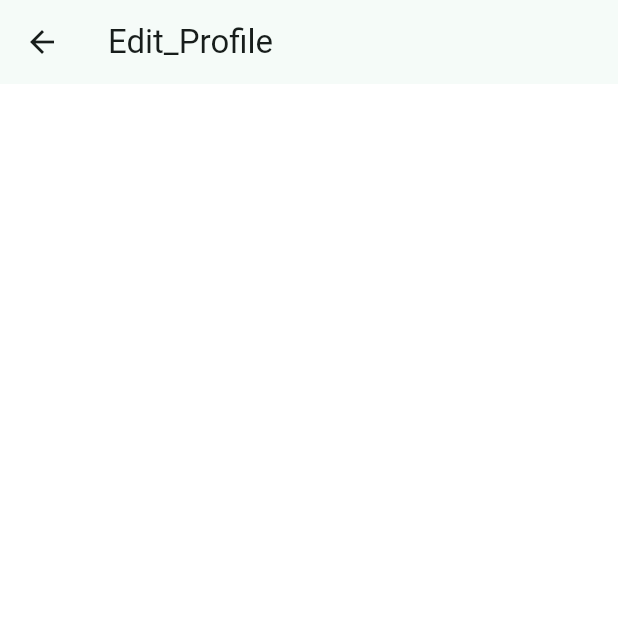
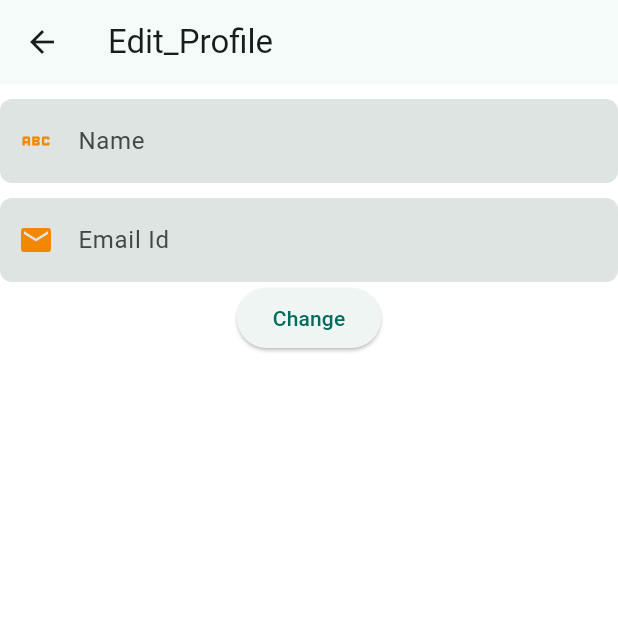
Before and after one commit to Achuabhijith2003/addon, a Flutter app: the editprofile screen opened directly, on a phone screen of 412 x 824 dp, the top half of it. Run offline on Flutter 3.47's test engine with Material 3 defaults, Android fonts, the phone set to English and light mode, and no system bars; our stand-ins replace another_flutter_splash_screen, cloud_firestore, firebase_auth, firebase_core; accounts and stored records are empty; network calls fail.

Commit message:
Profile_edit done

```diff
--- /dev/null
+++ b/Software/addon/lib/Package/methods.dart
@@ -0,0 +1,38 @@
+import 'package:cloud_firestore/cloud_firestore.dart';
+import 'package:firebase_auth/firebase_auth.dart';
+
+// get login email or phone
+String getauth() {
+  String? email = FirebaseAuth.instance.currentUser!.email;
+  String? phoneno = FirebaseAuth.instance.currentUser!.phoneNumber;
+  if (email == null) {
+    return phoneno!;
+  } else {
+    return email;
+  }
+}
+// Profile updating methods
+bool updateprofile(String name, String emailid, String phone) {
+  Map<String, dynamic> updatenewuserdata = {
+    "Name": name,
+    "Email": emailid,
+    "Phone": phone
+  };
+  try {
+    FirebaseFirestore.instance
+        .collection(getauth())
+        .doc("Profile")
+        .update(updatenewuserdata);
+    return true;
+  } catch (e) {
+    return false;
+  }
+}
+// to find the user login with email or phone
+loginstyle() {
+  if (getauth().contains("@")) {
+    return true;
+  } else {
+    return false;
+  }
+}
--- a/Software/addon/lib/Screen/Profile/Profile_edit.dart
+++ b/Software/addon/lib/Screen/Profile/Profile_edit.dart
@@ -1,3 +1,5 @@
+import 'package:addon/Package/methods.dart';
+import 'package:addon/Screen/Profile/Profile.dart';
 import 'package:flutter/material.dart';
 
 class editprofile extends StatefulWidget {
@@ -8,13 +10,108 @@ class editprofile extends StatefulWidget {
 }
 
 class _editprofileState extends State<editprofile> {
+  TextEditingController emailcontroller = TextEditingController();
+  TextEditingController phonenocontoller = TextEditingController();
+  TextEditingController namecontoller = TextEditingController();
+
   @override
   Widget build(BuildContext context) {
     return Scaffold(
       backgroundColor: Colors.white,
       appBar: AppBar(
-        title: Text("Edit_Profile"),
+        title: const Text("Edit_Profile"),
+      ),
+      body: Column(
+        children: [
+          Padding(
+            padding: const EdgeInsets.only(top: 10),
+            child: TextField(
+              keyboardType: TextInputType.name,
+              controller: namecontoller,
+              decoration: InputDecoration(
+                border: OutlineInputBorder(
+                    borderRadius: BorderRadius.circular(8.0),
+                    borderSide: BorderSide.none),
+                filled: true,
+                hintText: "Name",
+                prefixIcon: const Icon(
+                  Icons.abc_outlined,
+                  color: Color(0xfff28800),
+                ),
+              ),
+            ),
+          ),
+          email_or_phone(),
+        ],
       ),
     );
   }
+
+  Widget email_or_phone() {
+    if (loginstyle()) {
+      return Column(
+        children: [
+          Padding(
+            padding: const EdgeInsets.only(top: 10),
+            child: TextField(
+              keyboardType: TextInputType.number,
+              controller: phonenocontoller,
+              decoration: InputDecoration(
+                border: OutlineInputBorder(
+                    borderRadius: BorderRadius.circular(8.0),
+                    borderSide: BorderSide.none),
+                filled: true,
+                hintText: "Phone.no",
+                prefixIcon: const Icon(
+                  Icons.phone,
+                  color: Color(0xfff28800),
+                ),
+              ),
+            ),
+          ),
+          ElevatedButton(
+              onPressed: () {
+                String name = namecontoller.text.trim();
+                String phone = phonenocontoller.text.trim();
+                updateprofile(name, getauth(), phone);
+                Navigator.pushReplacement(context,
+                    MaterialPageRoute(builder: (context) => const profile()));
+              },
+              child: const Text("Change"))
+        ],
+      );
+    } else {
+      return Column(
+        children: [
+          Padding(
+            padding: const EdgeInsets.only(top: 10),
+            child: TextField(
+              keyboardType: TextInputType.emailAddress,
+              controller: emailcontroller,
+              decoration: InputDecoration(
+                border: OutlineInputBorder(
+                    borderRadius: BorderRadius.circular(8.0),
+                    borderSide: BorderSide.none),
+                filled: true,
+                hintText: "Email Id",
+                prefixIcon: const Icon(
+                  Icons.email,
+                  color: Color(0xfff28800),
+                ),
+              ),
+            ),
+          ),
+          ElevatedButton(
+              onPressed: () {
+                String name = namecontoller.text.trim();
+                String email = emailcontroller.text.trim();
+                updateprofile(name, email, getauth());
+                Navigator.pushReplacement(context,
+                    MaterialPageRoute(builder: (context) => const profile()));
+              },
+              child: const Text("Change"))
+        ],
+      );
+    }
+  }
 }
```
Also changed, not shown: Software/addon/lib/Screen/Home.dart (+10 -9 lines), Software/addon/lib/Screen/Profile/Profile.dart (+10 -23 lines).
